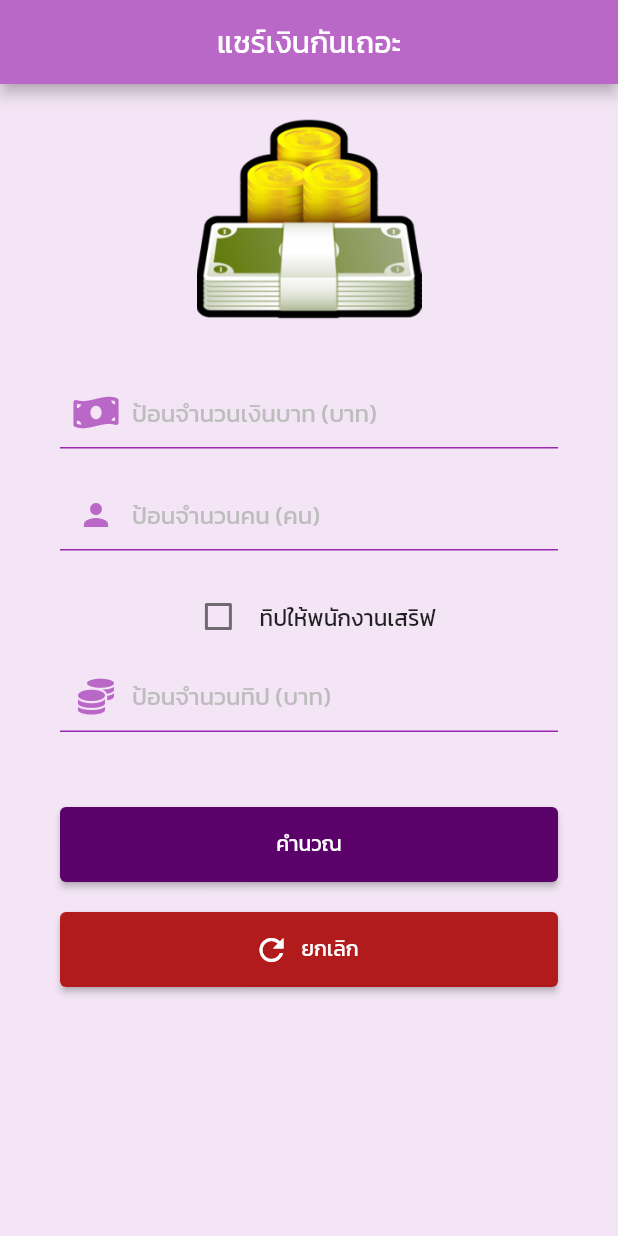
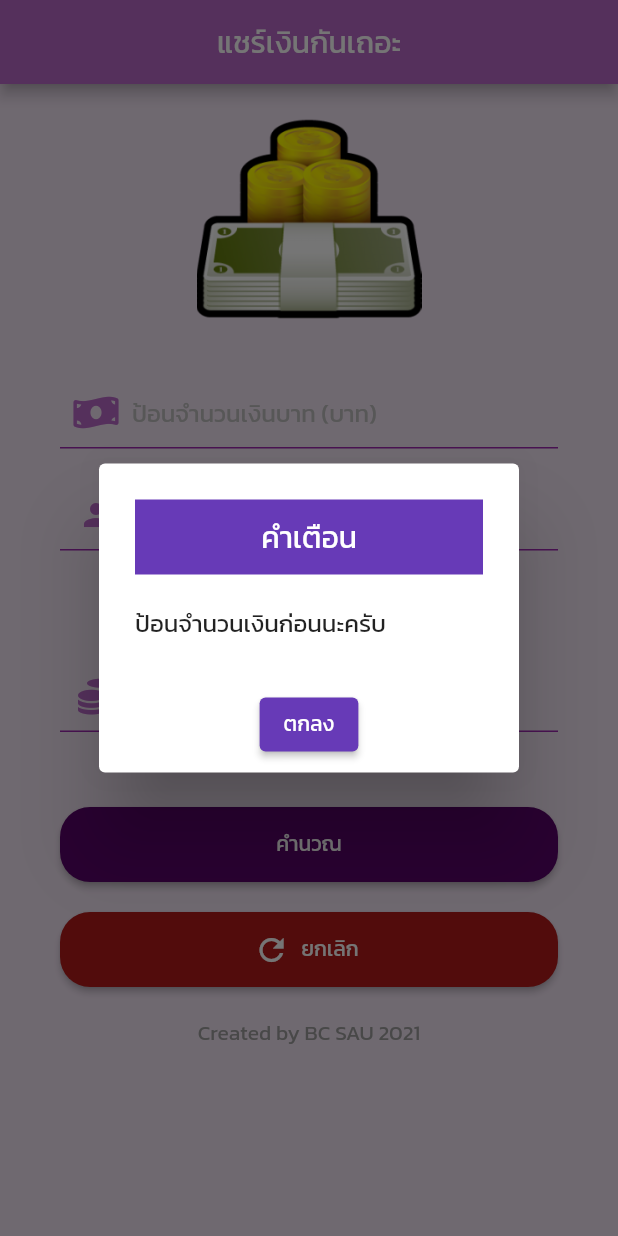
Before and after one commit to Chirathep/flutter_app_moneyshare_sau, a Flutter app: the screen it shows after launch, after a tap on "คำนวณ", on a phone screen of 412 x 824 dp. Run offline on Flutter 3.47's test engine with Material 2 defaults, Android fonts, the phone set to English and light mode, and no system bars; our stand-ins replace font_awesome_flutter.

Commit message:
Code V.2 add function calculate button

```diff
--- a/lib/views/moneyshare_ui.dart
+++ b/lib/views/moneyshare_ui.dart
@@ -9,6 +9,64 @@ class MoneyshareUI extends StatefulWidget {
 }
 
 class _MoneyshareUIState extends State<MoneyshareUI> {
+  bool? check_tip = false;
+
+  //สร้างออปเจ็กต์เพื่อจะนำไปใช้ควบคุม TextField ในหน้าจอที่สร้างไว้
+  TextEditingController? money_ctrl = TextEditingController();
+  TextEditingController? person_ctrl = TextEditingController();
+  TextEditingController? tip_ctrl = TextEditingController();
+
+  //เมธอด -> โค้ดแสดง Dialog เตือน โดยจะรับข้อความมาแสดงที่ Dialog
+
+  showWarningDialog(context, msg) {
+    //เรียกใช้งานฟังก์ชัน showDialog
+
+    showDialog(
+      context: context,
+      builder: (context) {
+        return AlertDialog(
+          title: Container(
+            color: Colors.deepPurple,
+            padding: EdgeInsets.only(
+              top: 10.0,
+              bottom: 10.0,
+            ),
+            child: Align(
+              alignment: Alignment.center,
+              child: Text(
+                'คำเตือน',
+                style: TextStyle(
+                  color: Colors.white,
+                ),
+              ),
+            ),
+          ),
+          content: Text(
+            msg,
+          ),
+          actions: [
+            Row(
+              mainAxisAlignment: MainAxisAlignment.center,
+              children: [
+                ElevatedButton(
+                  onPressed: () {
+                    Navigator.pop(context);
+                  },
+                  child: Text(
+                    'ตกลง',
+                  ),
+                  style: ElevatedButton.styleFrom(
+                    primary: Colors.deepPurple,
+                  ),
+                ),
+              ],
+            ),
+          ],
+        );
+      },
+    );
+  }
+
   @override
   Widget build(BuildContext context) {
     return Scaffold(
@@ -42,6 +100,7 @@ class _MoneyshareUIState extends State<MoneyshareUI> {
                   top: 30,
                 ),
                 child: TextField(
+                  controller: money_ctrl,
                   keyboardType: TextInputType.number,
                   decoration: InputDecoration(
                     hintText: 'ป้อนจำนวนเงินบาท (บาท)',
@@ -72,6 +131,7 @@ class _MoneyshareUIState extends State<MoneyshareUI> {
                   top: 20,
                 ),
                 child: TextField(
+                  controller: person_ctrl,
                   keyboardType: TextInputType.number,
                   decoration: InputDecoration(
                     hintText: 'ป้อนจำนวนคน (คน)',
@@ -102,13 +162,22 @@ class _MoneyshareUIState extends State<MoneyshareUI> {
                 mainAxisAlignment: MainAxisAlignment.center,
                 children: [
                   Checkbox(
-                    onChanged: (checked) {},
-                    value: false,
+                    onChanged: (checked) {
+                      setState(() {
+                        check_tip = checked;
+                      });
+                    },
+                    value: check_tip,
+                    activeColor: Colors.purple[300],
+                    side: BorderSide(
+                      color: Colors.purple,
+                    ),
                   ),
                   Text(
-                    ' ทิปให้พนักงานเสริฟ',
+                    'ทิปให้พนักงานเสริฟ',
                     style: TextStyle(
-                      fontSize: 15,
+                      fontSize: 16,
+                      color: Colors.grey,
                     ),
                   ),
                 ],
@@ -120,6 +189,7 @@ class _MoneyshareUIState extends State<MoneyshareUI> {
                   top: 5,
                 ),
                 child: TextField(
+                  controller: tip_ctrl,
                   keyboardType: TextInputType.number,
                   decoration: InputDecoration(
                     hintText: 'ป้อนจำนวนทิป (บาท)',
@@ -147,7 +217,21 @@ class _MoneyshareUIState extends State<MoneyshareUI> {
                 height: 50,
               ),
               ElevatedButton(
-                onPressed: () {},
+                onPressed: () {
+                  if (money_ctrl!.text.length == 0) {
+                    showWarningDialog(context, 'ป้อนจำนวนเงินก่อนนะครับ');
+                    return;
+                  } else if (check_tip == true) {
+                    if (tip_ctrl!.text.length == 0) {
+                      showWarningDialog(context, 'ป้อนจำนวนทิปก่อนนะครับ');
+                      return;
+                    } else {
+                      //คำนวณ (money_ctrl+tip_ctrl)/person_ctrl
+                    }
+                  } else {
+                    //คำนวณ money_ctrl/person_ctrl
+                  }
+                },
                 child: Text(
                   'คำนวณ',
                 ),
@@ -156,6 +240,11 @@ class _MoneyshareUIState extends State<MoneyshareUI> {
                     MediaQuery.of(context).size.width - 80.0,
                     50.0,
                   ),
+                  shape: RoundedRectangleBorder(
+                    borderRadius: BorderRadius.circular(
+                      20,
+                    ),
+                  ),
                   primary: Color(0xff5a026a),
                 ),
               ),
@@ -163,7 +252,16 @@ class _MoneyshareUIState extends State<MoneyshareUI> {
                 height: 20,
               ),
               ElevatedButton.icon(
-                onPressed: () {},
+                onPressed: () {
+                  //เขียน Logic การทำงานโดยจะเคลียร์ค่าททุกอย่างบนหน้าจอ
+                  //กลับมาเป็นเหมือนเดิม
+                  setState(() {
+                    money_ctrl!.clear();
+                    person_ctrl!.clear();
+                    tip_ctrl!.clear();
+                    check_tip = false;
+                  });
+                },
                 label: Text(
                   'ยกเลิก',
                 ),
@@ -175,7 +273,21 @@ class _MoneyshareUIState extends State<MoneyshareUI> {
                     MediaQuery.of(context).size.width - 80.0,
                     50.0,
                   ),
+                  shape: RoundedRectangleBorder(
+                    borderRadius: BorderRadius.circular(
+                      20,
+                    ),
+                  ),
                   primary: Color(0xffB21B1B),
+                ),
+              ),
+              SizedBox(
+                height: 20,
+              ),
+              Text(
+                'Created by BC SAU 2021',
+                style: TextStyle(
+                  color: Colors.grey,
                 ),
               ),
             ],
```
